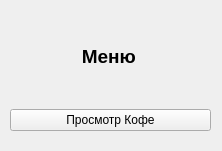
Old version of the form main.ui in the repository k0ki4/Espresso.
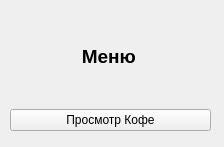
New version of the form.

```diff
--- a/main.ui
+++ b/main.ui
@@ -6,10 +6,22 @@
             <rect>
                 <x>0</x>
                 <y>0</y>
-                <width>222</width>
-                <height>151</height>
+                <width>224</width>
+                <height>147</height>
             </rect>
         </property>
+        <property name="minimumSize">
+            <size>
+                <width>224</width>
+                <height>147</height>
+            </size>
+        </property>
+        <property name="maximumSize">
+            <size>
+                <width>224</width>
+                <height>147</height>
+            </size>
+        </property>
         <property name="windowTitle">
             <string>Кафейня</string>
         </property>
```
Left out of the diff: 2 changed lines with no effect on the pictures.
